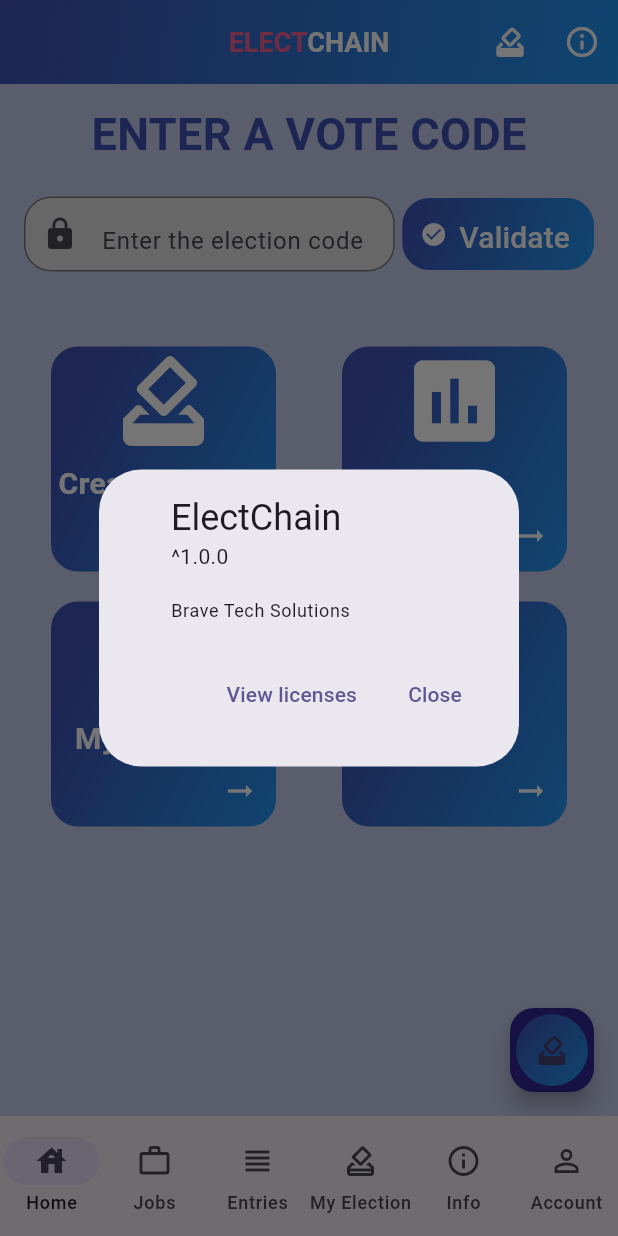
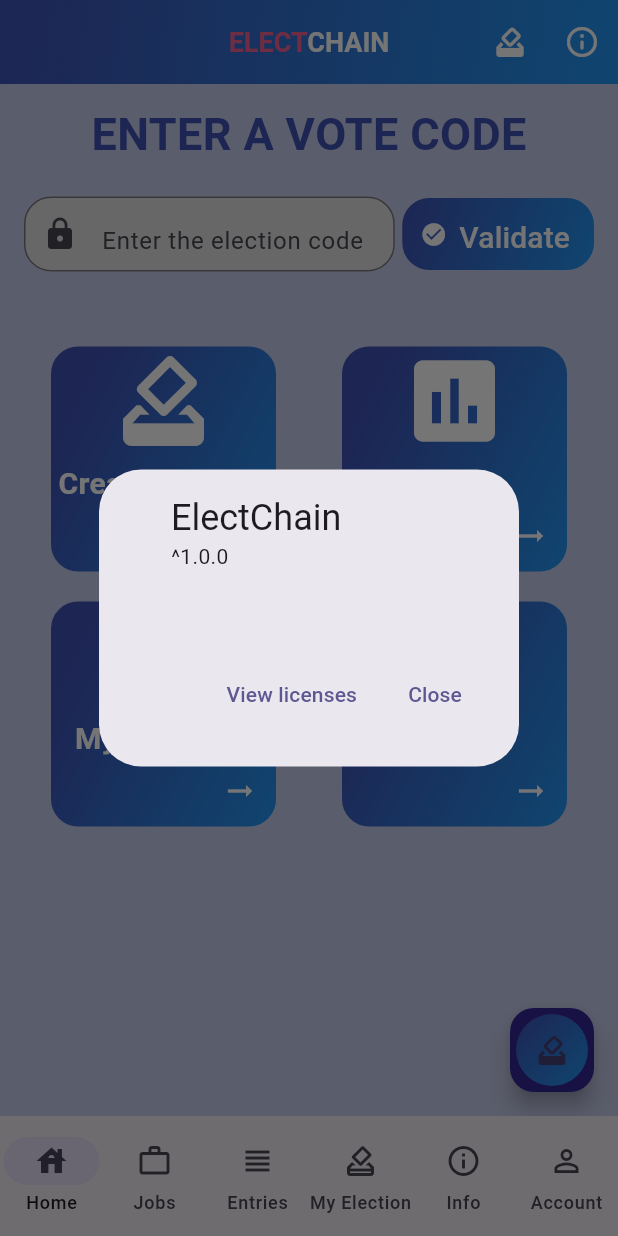
Before and after one commit to HuyenTrang0506/firstapp, a Flutter app: the ElectChainScreen screen opened by its route, after a tap on the "info outline" icon, on a phone screen of 412 x 824 dp. Run offline on Flutter 3.47's test engine with Material 3 defaults, Android fonts, the phone set to English and light mode, and no system bars; our stand-ins replace cloud_firestore, equatable, firebase_auth, firebase_core, firebase_storage, firebase_ui_firestore and 6 more; missing offline and left inert: firebase_ui_auth; accounts and stored records are empty; generated files the repository leaves out were written again.

```diff
--- a/lib/src/features/home/presentation/home_screen.dart
+++ b/lib/src/features/home/presentation/home_screen.dart
@@ -65,7 +65,6 @@ class _ElectChainScreenState extends State<ElectChainScreen> {
                   context: context,
                   applicationVersion: '^1.0.0',
                   applicationName: 'ElectChain',
-                  applicationLegalese: 'Brave Tech Solutions',
                 );
               },
             ),
@@ -217,7 +216,6 @@ class HomeScreen extends StatelessWidget {
                   action: "FAQ",
                   description: "Create a new poll",
                   image: Icons.description,
-
                 ),
               ],
             ),
```
Also changed, not shown: lib/src/features/info/presentation/info_screen.dart (+6 -3 lines).
